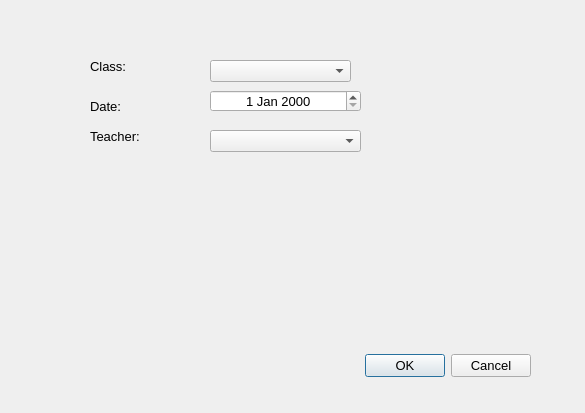
Qt form editattendancedialog.ui (thenewcoder/school-administration-system) before a commit.
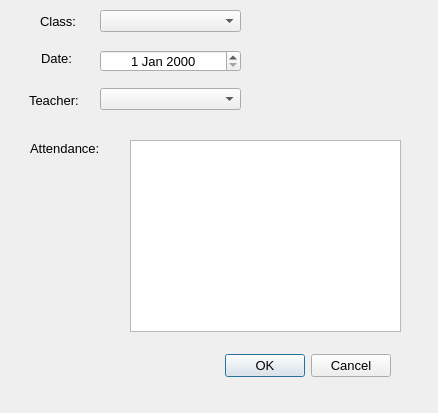
The same form after that commit.

Commit message: Updated the database creation script. Updated the edit attendance dialog.

What changed in the file:
```diff
--- a/editattendancedialog.ui
+++ b/editattendancedialog.ui
@@ -6,7 +6,7 @@
    <rect>
     <x>0</x>
     <y>0</y>
-    <width>585</width>
+    <width>438</width>
     <height>413</height>
    </rect>
   </property>
@@ -21,7 +21,7 @@
   <widget class="QDialogButtonBox" name="buttonBox">
    <property name="geometry">
     <rect>
-     <x>190</x>
+     <x>50</x>
      <y>350</y>
      <width>341</width>
      <height>32</height>
@@ -37,8 +37,8 @@
   <widget class="QLabel" name="label">
    <property name="geometry">
     <rect>
-     <x>90</x>
-     <y>60</y>
+     <x>40</x>
+     <y>15</y>
      <width>54</width>
      <height>12</height>
     </rect>
@@ -50,8 +50,8 @@
   <widget class="QLabel" name="label_2">
    <property name="geometry">
     <rect>
-     <x>90</x>
-     <y>100</y>
+     <x>41</x>
+     <y>52</y>
      <width>54</width>
      <height>12</height>
     </rect>
@@ -63,8 +63,8 @@
   <widget class="QLabel" name="label_3">
    <property name="geometry">
     <rect>
-     <x>90</x>
-     <y>130</y>
+     <x>29</x>
+     <y>94</y>
      <width>54</width>
      <height>12</height>
     </rect>
@@ -76,9 +76,9 @@
   <widget class="QComboBox" name="cbTeachers">
    <property name="geometry">
     <rect>
-     <x>210</x>
-     <y>130</y>
-     <width>151</width>
+     <x>100</x>
+     <y>88</y>
+     <width>141</width>
      <height>22</height>
     </rect>
    </property>
@@ -86,9 +86,9 @@
   <widget class="QDateEdit" name="deClassTime">
    <property name="geometry">
     <rect>
-     <x>210</x>
-     <y>90</y>
-     <width>151</width>
+     <x>100</x>
+     <y>50</y>
+     <width>141</width>
      <height>22</height>
     </rect>
    </property>
@@ -102,13 +102,50 @@
   <widget class="QComboBox" name="cbClasses">
    <property name="geometry">
     <rect>
-     <x>210</x>
-     <y>60</y>
+     <x>100</x>
+     <y>10</y>
      <width>141</width>
      <height>22</height>
     </rect>
    </property>
   </widget>
+  <widget class="QTableView" name="tvAttendance">
+   <property name="geometry">
+    <rect>
+     <x>130</x>
+     <y>140</y>
+     <width>271</width>
+     <height>192</height>
+    </rect>
+   </property>
+   <property name="font">
+    <font>
+     <pointsize>10</pointsize>
+    </font>
+   </property>
+   <property name="editTriggers">
+    <set>QAbstractItemView::NoEditTriggers</set>
+   </property>
+   <property name="sortingEnabled">
+    <bool>true</bool>
+   </property>
+   <property name="cornerButtonEnabled">
+    <bool>false</bool>
+   </property>
+  </widget>
+  <widget class="QLabel" name="label_4">
+   <property name="geometry">
+    <rect>
+     <x>30</x>
+     <y>140</y>
+     <width>81</width>
+     <height>16</height>
+    </rect>
+   </property>
+   <property name="text">
+    <string>Attendance:</string>
+   </property>
+  </widget>
  </widget>
  <resources/>
  <connections>
```
The commit also changes 3 other files.
